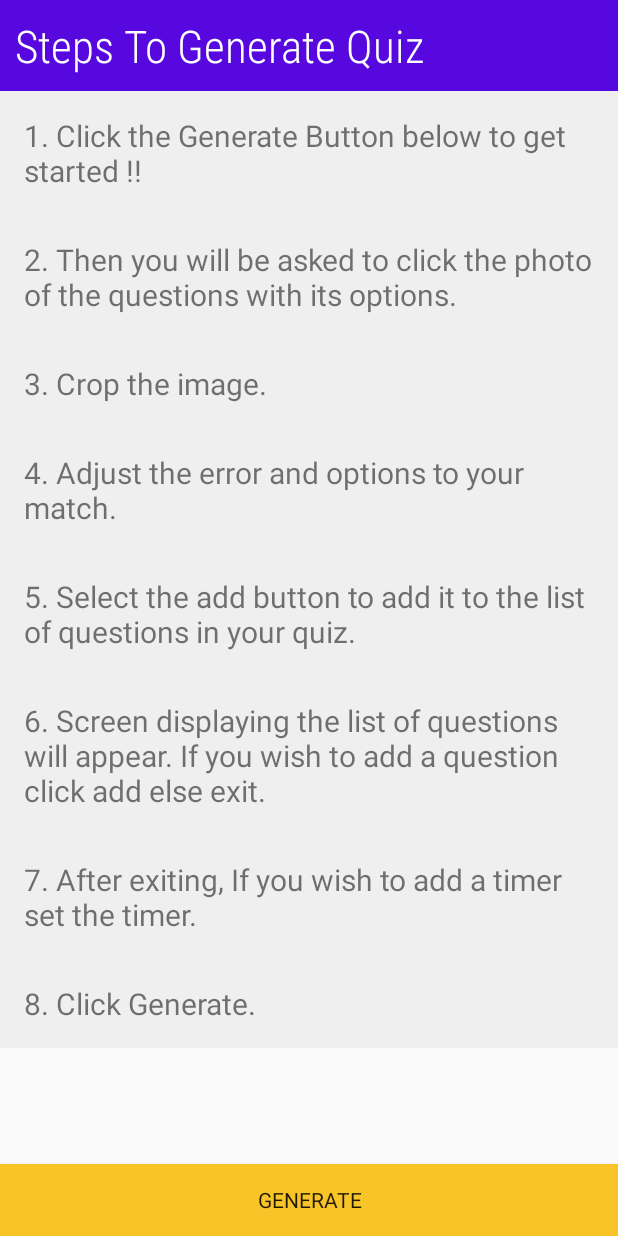
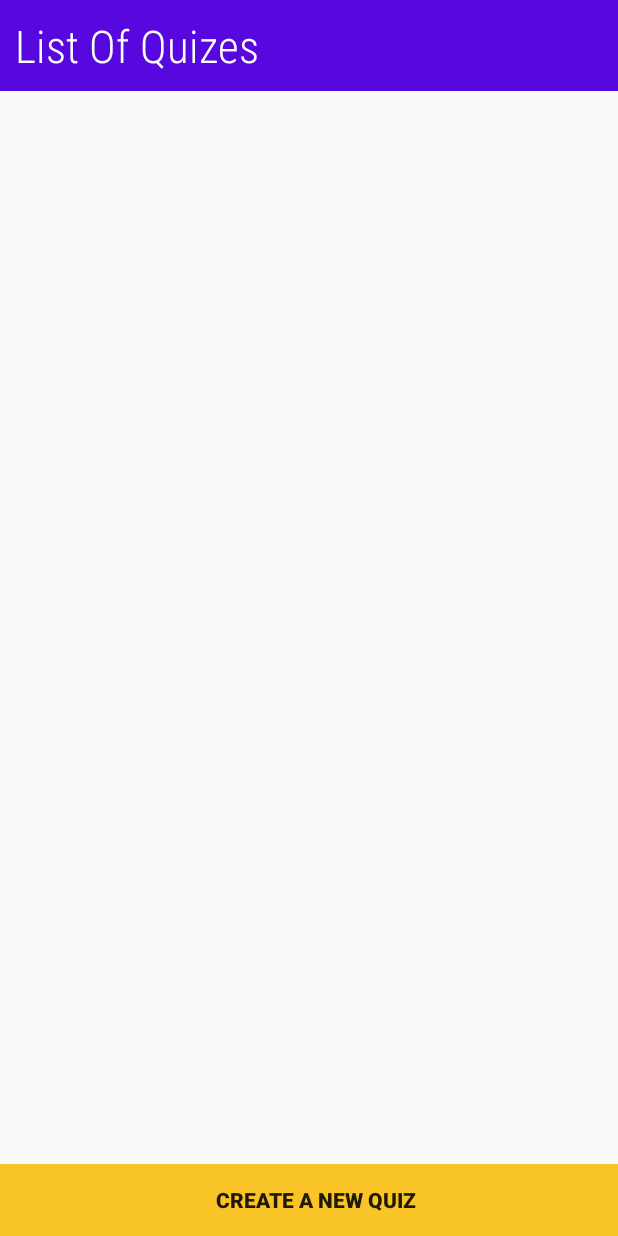
Before and after one commit to sandy13521/Quiz-Generator, an Android app: the MainActivity screen opened directly, with no data from a screen before it, after a tap on "GENERATE", on a phone screen of 412 x 824 dp. Run offline under Robolectric (Android 15) with nearby library versions, the phone set to English and light mode, and no system bars; our stand-ins replace Firebase (no records; nobody signed in at launch, a user with empty details on screens opened directly).

Commit message:
Adding Quizzes

```diff
--- /dev/null
+++ b/app/src/main/java/com/example/quizgenerator/ListOfQuizs.java
@@ -0,0 +1,69 @@
+package com.example.quizgenerator;
+
+import android.content.Intent;
+import android.os.Bundle;
+import android.view.View;
+import android.widget.Button;
+import android.widget.ListView;
+import android.widget.Toast;
+
+import androidx.annotation.NonNull;
+import androidx.appcompat.app.ActionBar;
+import androidx.appcompat.app.AppCompatActivity;
+
+import com.google.firebase.database.DataSnapshot;
+import com.google.firebase.database.DatabaseError;
+import com.google.firebase.database.DatabaseReference;
+import com.google.firebase.database.FirebaseDatabase;
+import com.google.firebase.database.ValueEventListener;
+
+import java.util.ArrayList;
+import java.util.List;
+
+public class ListOfQuizs extends AppCompatActivity {
+
+    public ListView listOfQuiz;
+    private DatabaseReference mDatabase;
+    public List<String> quizNames;
+    public Button addButton;
+
+    @Override
+    protected void onCreate(Bundle savedInstanceState) {
+        super.onCreate(savedInstanceState);
+        setContentView(R.layout.activity_list_of_quizs);
+
+        ActionBar actionbar = getSupportActionBar();
+        actionbar.hide();
+
+        //Initializing Variables.
+        listOfQuiz = findViewById(R.id.listOfquizs);
+        mDatabase = FirebaseDatabase.getInstance().getReference("quiz");
+        quizNames = new ArrayList<>();
+        addButton = findViewById(R.id.add);
+
+        addButton.setOnClickListener(new View.OnClickListener() {
+            @Override
+            public void onClick(View v) {
+                Intent intent = new Intent(ListOfQuizs.this, Guidance.class);
+                startActivity(intent);
+            }
+        });
+
+        mDatabase.addListenerForSingleValueEvent(new ValueEventListener() {
+            @Override
+            public void onDataChange(@NonNull DataSnapshot dataSnapshot) {
+                quizNames.clear();
+                for (DataSnapshot quizSnapshot : dataSnapshot.getChildren()) {
+                    quizNames.add(quizSnapshot.getKey());
+                }
+                QuizAdapter adapter = new QuizAdapter(ListOfQuizs.this, quizNames);
+                listOfQuiz.setAdapter(adapter);
+            }
+
+            @Override
+            public void onCancelled(@NonNull DatabaseError databaseError) {
+                Toast.makeText(getApplicationContext(), "Firebase is Broken!!! Shit", Toast.LENGTH_SHORT).show();
+            }
+        });
+    }
+}
--- a/app/src/main/java/com/example/quizgenerator/MainActivity.java
+++ b/app/src/main/java/com/example/quizgenerator/MainActivity.java
@@ -18,7 +18,7 @@ public class MainActivity extends AppCompatActivity {
     }
 
     public void generate(View v) {
-        Intent intent = new Intent(this, Guidance.class);
+        Intent intent = new Intent(this, ListOfQuizs.class);
         startActivity(intent);
     }
 
--- /dev/null
+++ b/app/src/main/java/com/example/quizgenerator/QuizAdapter.java
@@ -0,0 +1,40 @@
+package com.example.quizgenerator;
+
+import android.app.Activity;
+import android.view.LayoutInflater;
+import android.view.View;
+import android.view.ViewGroup;
+import android.widget.ArrayAdapter;
+import android.widget.TextView;
+
+import androidx.annotation.Nullable;
+
+import java.util.List;
+
+public class QuizAdapter extends ArrayAdapter<String> {
+    private Activity context;
+    List<String> quizList;
+
+    public QuizAdapter(Activity context, List<String> quizList) {
+        super(context, R.layout.custom_list_view, quizList);
+        this.context = context;
+        this.quizList = quizList;
+    }
+
+    @Nullable
+    @Override
+    public View getView(int position, View convertView, ViewGroup parent) {
+        //Inflating the Layout
+        LayoutInflater inflater = context.getLayoutInflater();
+        View row = inflater.inflate(R.layout.custom_list_view, null, true);
+
+        //Get the reference to the view objects
+        TextView questionTextView = row.findViewById(R.id.item);
+
+        //Providing the element
+        String quizName = quizList.get(position);
+        questionTextView.setText(quizName);
+
+        return row;
+    }
+}
--- a/app/src/main/res/layout/activity_list_of_questions.xml
+++ b/app/src/main/res/layout/activity_list_of_questions.xml
@@ -36,6 +36,7 @@
         android:orientation="horizontal">
 
         <Button
+            android:id="@+id/finish_quiz_button"
             android:layout_width="0dp"
             android:layout_height="wrap_content"
             android:layout_gravity="bottom"
@@ -44,6 +45,7 @@
             android:text="Finish Quiz" />
 
         <Button
+            android:id="@+id/add_question_button"
             android:layout_width="0dp"
             android:layout_height="wrap_content"
             android:layout_gravity="bottom"
--- /dev/null
+++ b/app/src/main/res/layout/activity_list_of_quizs.xml
@@ -0,0 +1,34 @@
+<?xml version="1.0" encoding="utf-8"?>
+<LinearLayout xmlns:android="http://schemas.android.com/apk/res/android"
+    xmlns:tools="http://schemas.android.com/tools"
+    android:layout_width="match_parent"
+    android:layout_height="match_parent"
+    android:orientation="vertical"
+    tools:context=".ListOfQuizs">
+
+    <TextView
+        android:layout_width="match_parent"
+        android:layout_height="wrap_content"
+        android:background="#5608DF"
+        android:fontFamily="sans-serif-condensed-light"
+        android:padding="10dp"
+        android:text="List Of Quizes"
+        android:textAlignment="center"
+        android:textColor="#FFFFFF"
+        android:textSize="30sp" />
+
+    <ListView
+        android:id="@+id/listOfquizs"
+        android:layout_width="match_parent"
+        android:layout_height="0dp"
+        android:layout_weight="1" />
+
+    <Button
+        android:id="@+id/add"
+        android:layout_width="match_parent"
+        android:layout_height="wrap_content"
+        android:background="#F8C427"
+        android:paddingLeft="8dp"
+        android:text="Create a New Quiz"
+        android:textStyle="bold" />
+</LinearLayout>
```
Also changed, not shown: app/src/main/java/com/example/quizgenerator/listOfQuestions.java (+26 -6 lines).
